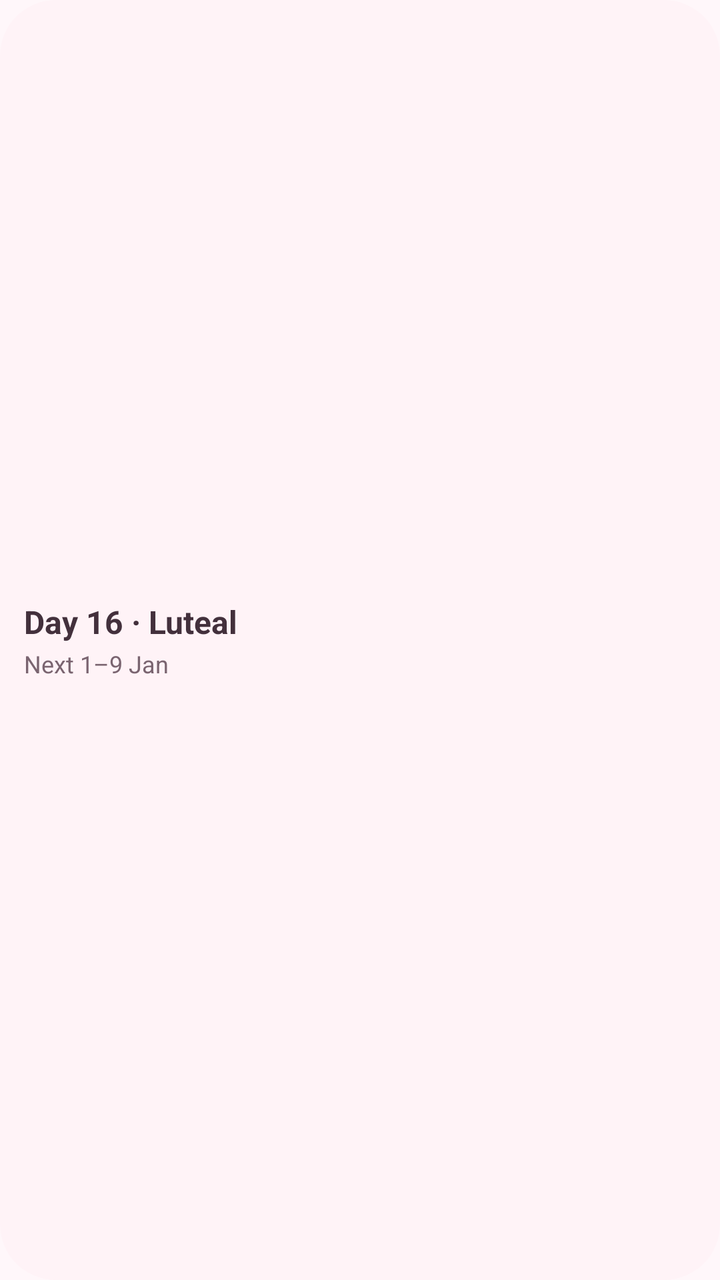
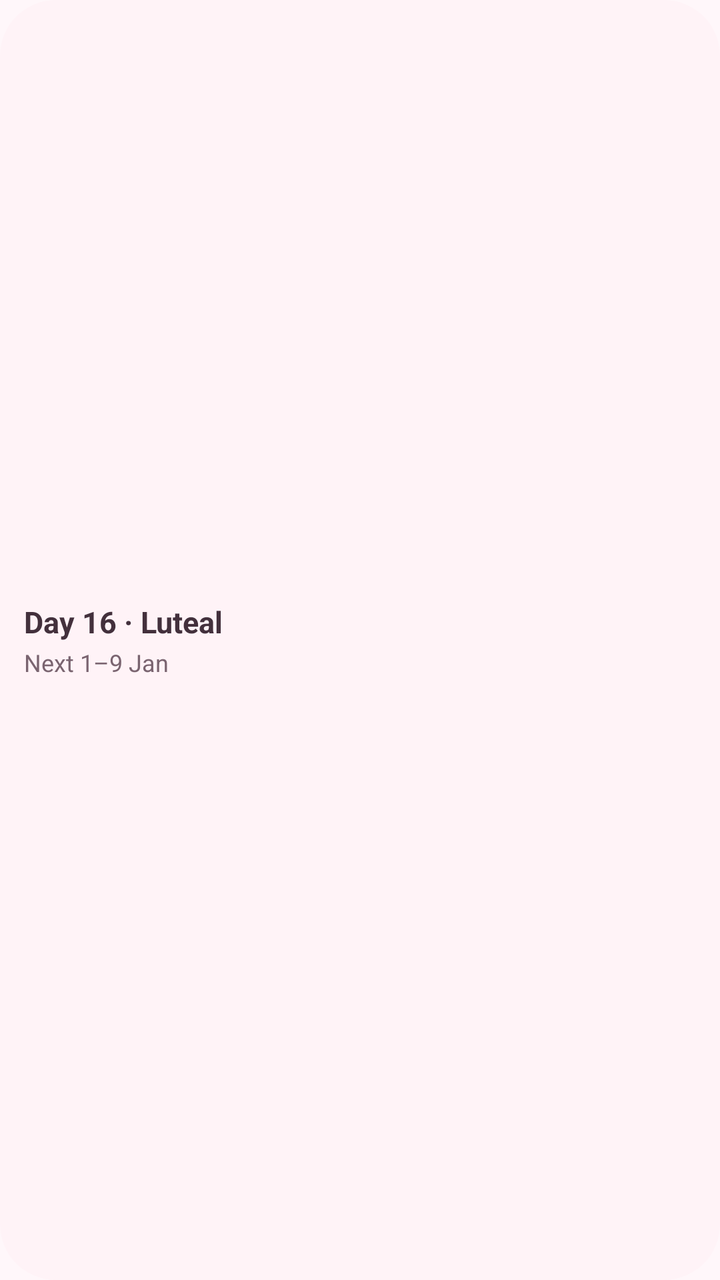

An Android layout rendered at two revisions. The XML below is the earlier revision; the diff shows what the commit changed to produce the second picture.
<!-- AndroidManifest.xml: application theme Theme.CycleTracker -->
<!-- res/layout/widget_cycle.xml -->
<?xml version="1.0" encoding="utf-8"?>
<LinearLayout xmlns:android="http://schemas.android.com/apk/res/android"
    android:id="@+id/widget_root"
    android:layout_width="match_parent"
    android:layout_height="match_parent"
    android:orientation="vertical"
    android:gravity="center_vertical"
    android:background="@drawable/widget_background"
    android:padding="12dp">

    <TextView
        android:id="@+id/widget_headline"
        android:layout_width="match_parent"
        android:layout_height="wrap_content"
        android:textSize="16sp"
        android:textStyle="bold"
        android:textColor="@color/widget_text"
        android:maxLines="1"
        android:ellipsize="end"
        android:text="Day 16 · Luteal" />

    <TextView
        android:id="@+id/widget_detail"
        android:layout_width="match_parent"
        android:layout_height="wrap_content"
        android:layout_marginTop="2dp"
        android:textSize="12sp"
        android:textColor="@color/widget_muted"
        android:maxLines="1"
        android:ellipsize="end"
        android:text="Next 1–9 Jan" />
</LinearLayout>
<!-- resources referenced by this layout -->
<resources>
  <color name="widget_muted">#7A6470</color>
  <color name="widget_text">#43303C</color>
  <!-- drawable widget_background (drawable) -->
  <?xml version="1.0" encoding="utf-8"?>
  <shape xmlns:android="http://schemas.android.com/apk/res/android"
      android:shape="rectangle">
      <corners android:radius="@android:dimen/system_app_widget_background_radius" />
      <solid android:color="@color/widget_background" />
  </shape>
  <style name="Theme.CycleTracker" parent="android:Theme.Material.Light.NoActionBar">
          <item name="android:windowBackground">@color/window_background</item>
      </style>
  <color name="widget_background">#FFF3F7</color>
  <color name="window_background">#FFF7FA</color>
</resources>

<!-- the commit's change to res/layout/widget_cycle.xml (unified diff, before → after) -->
@@ -12,7 +12,7 @@
         android:id="@+id/widget_headline"
         android:layout_width="match_parent"
         android:layout_height="wrap_content"
-        android:textSize="16sp"
+        android:textSize="15sp"
         android:textStyle="bold"
         android:textColor="@color/widget_text"
         android:maxLines="1"
